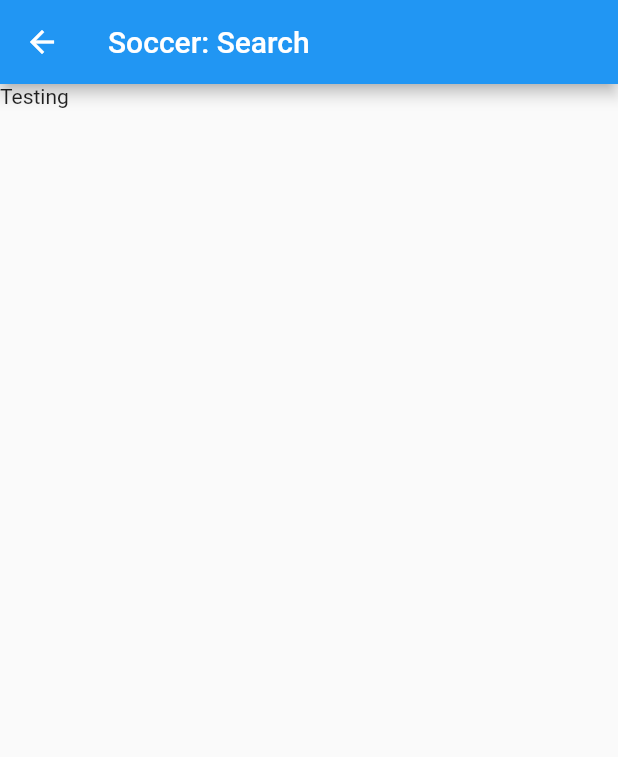
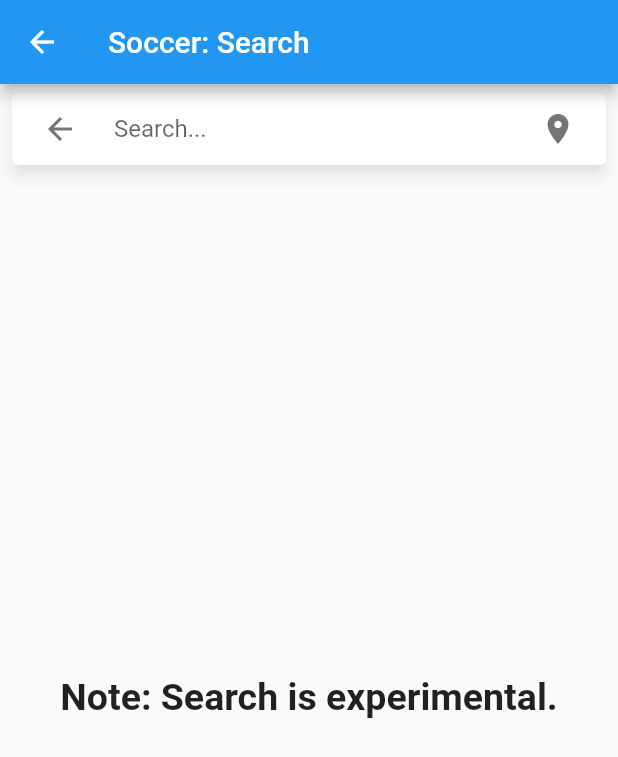
Before and after one commit to digitaleagle/soccer, a Flutter app: the screen it shows after launch, in the side drawer, after a tap on "Search", on a phone screen of 412 x 824 dp. Shown: the top 757 px of the screen. Run offline on Flutter 3.47's test engine with Material 2 defaults, Android fonts, the phone set to English and light mode, and no system bars; drawn by our look-alikes of material_floating_search_bar; our stand-ins replace flutter_speed_dial, get_it, google_sign_in, googleapis_auth, grouped_list, shared_preferences; missing offline and left inert: googleapis, reflectable, telephony; statements that could not run were skipped.

Commit message:
Fixed search page

```diff
--- a/lib/pages/main/SearchForm.dart
+++ b/lib/pages/main/SearchForm.dart
@@ -1,8 +1,10 @@
 import 'package:flutter/material.dart';
-// import 'package:search_widget/search_widget.dart';
-import 'package:soccer/data/Team.dart';
+import 'package:soccer/data/Player.dart';
+import 'package:soccer/nav/args/PlayerArgs.dart';
+import 'package:soccer/pages/setup/PlayerSetup.dart';
 import 'package:soccer/service/StorageService.dart';
 import 'package:soccer/service/serviceLocator.dart';
+import 'package:material_floating_search_bar/material_floating_search_bar.dart';
 
 class SearchForm extends StatefulWidget {
   static const route = '/search';
@@ -13,7 +15,7 @@ class SearchForm extends StatefulWidget {
 
 class _SearchFormState extends State<SearchForm> {
   StorageService storage = locator<StorageService>();
-  List<Team>? teams;
+  List<Player> results = [];
 
   @override
   Widget build(BuildContext context) {
@@ -21,26 +23,78 @@ class _SearchFormState extends State<SearchForm> {
       appBar: AppBar(
         title: Text("Soccer: Search"),
       ),
-      body: FutureBuilder(
-        future: getSearchList(),
-        builder: (context, snapshot) {
-          if(snapshot.hasData) {
-            // Search Widget -- https://pub.dev/packages/search_widget
-            return Text("Testing");
-            //SearchWidget<Team>(
-            //    dataList: teams
-            //);
-          } else {
-            return CircularProgressIndicator();
-          }
-        },
+      body: Stack(
+        children: [
+          Container(
+            padding: const EdgeInsets.fromLTRB(10, 60, 10, 10),
+            child: const Center(
+                child: Text(
+              "Note: Search is experimental.",
+              style: TextStyle(fontSize: 25, fontWeight: FontWeight.bold),
+            )),
+          ),
+          FloatingSearchBar(
+            hint: "Search...",
+            isScrollControlled: true,
+            debounceDelay: const Duration(milliseconds: 500),
+            onQueryChanged: doSearch,
+            actions: [
+              FloatingSearchBarAction(
+                showIfOpened: false,
+                child: CircularButton(
+                  icon: const Icon(Icons.place),
+                  onPressed: () {},
+                ),
+              ),
+              FloatingSearchBarAction.searchToClear(
+                showIfClosed: false,
+              ),
+            ],
+            builder: (BuildContext context, Animation<double> transition) {
+              return ListView.builder(
+                itemCount: results.length,
+                itemBuilder: (context, index) {
+                  return ListTile(
+                    title: Text(results[index].name),
+                    onTap: () async {
+                      Navigator.pushNamed(context, PlayerSetup.route,
+                          arguments: PlayerArgs(results[index].id,
+                              await storage.findPlayersTeam(results[index])));
+                    },
+                  );
+                },
+              );
+              return ClipRRect(
+                borderRadius: BorderRadius.circular(8),
+                child: Material(
+                  color: Colors.white,
+                  elevation: 4.0,
+                  child: Column(
+                    mainAxisSize: MainAxisSize.min,
+                    children: Colors.accents.map((color) {
+                      return Container(height: 112, color: color);
+                    }).toList(),
+                  ),
+                ),
+              );
+            },
+          )
+        ],
       ),
     );
   }
 
-  Future<List<Team>> getSearchList() async {
-        teams = await storage.listTeams();
-        return teams!;
+  void doSearch(String inputQuery) async {
+    var query = inputQuery.toLowerCase();
+    results.clear();
+
+    var teams = await storage.listTeams();
+    for (var team in teams) {
+      for (var player in await team.players) {
+        if (player.name.toLowerCase().contains(query)) {
+          results.add(player);
+        }
+      }
+    }
   }
-
 }
--- a/pubspec.yaml
+++ b/pubspec.yaml
@@ -44,6 +44,7 @@ dependencies:
   # The following adds the Cupertino Icons font to your application.
   # Use with the CupertinoIcons class for iOS style icons.
   cupertino_icons: ^1.0.2
+  material_floating_search_bar: ^0.3.7
 
 dev_dependencies:
   flutter_test:
```
